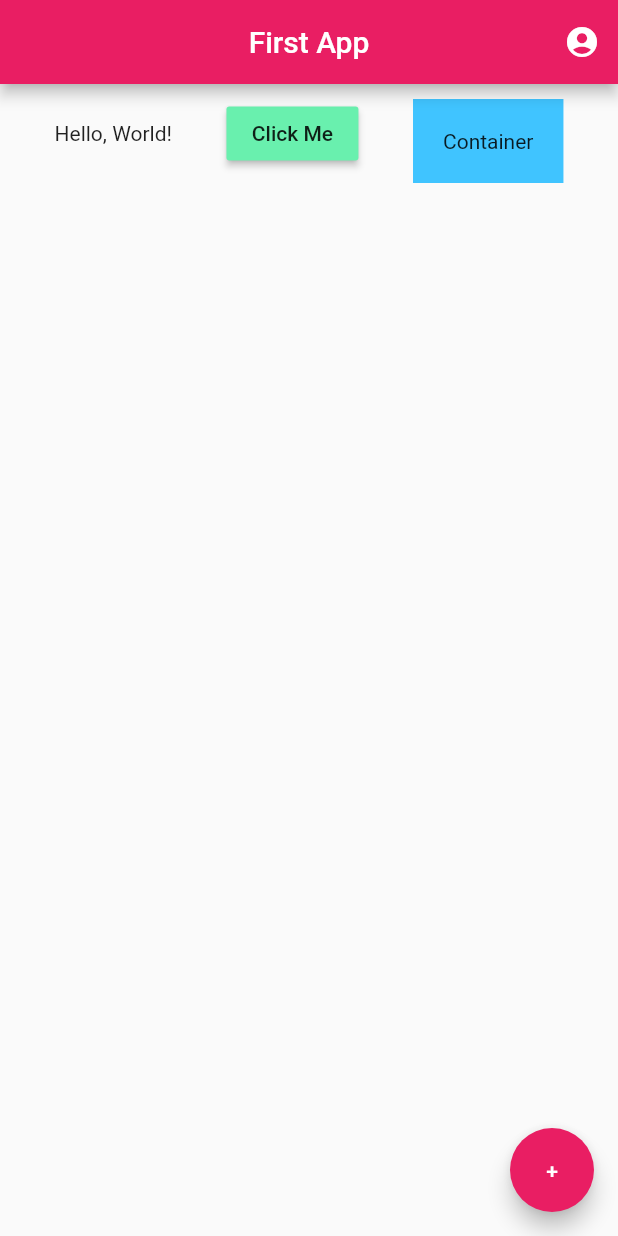
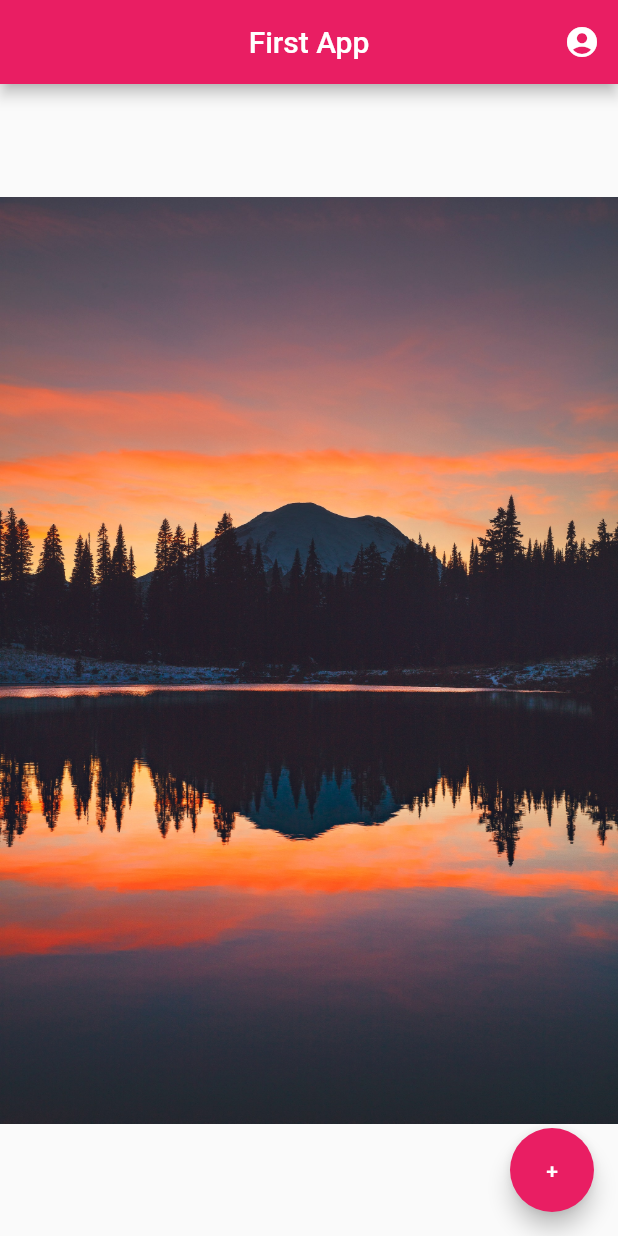
Before and after one commit to dhairyadwivedi/flutter-travel-app, a Flutter app: the screen it shows after launch, on a phone screen of 412 x 824 dp. Run offline on Flutter 3.47's test engine with Material 2 defaults, Android fonts, the phone set to English and light mode, and no system bars.

Commit message:
Revert "Update main.dart"
This reverts commit b7185b93c87b595181a01bc9f9c4b6209b083c99.

```diff
--- a/lib/main.dart
+++ b/lib/main.dart
@@ -21,24 +21,10 @@ class Home extends StatelessWidget {
               onPressed: () {},
             )
           ]),
-      body: Row(
-        mainAxisAlignment: MainAxisAlignment.spaceEvenly,
-        crossAxisAlignment: CrossAxisAlignment.center,
-        children: <Widget>[
-          Text('Hello, World!'),
-          RaisedButton(
-            onPressed: () {},
-            color: Colors.greenAccent,
-            child: Text('Click Me'),
-          ),
-          Container(
-            color: Colors.lightBlueAccent,
-            padding: EdgeInsets.all(20.0),
-            child: Text('Container'),
-            margin: EdgeInsets.fromLTRB(0.0, 10.0, 0.0, 0.0),
-          )
-        ],
-      ),
+      body: Center(
+          child: Image.asset(
+        ("assets/Image.jpg"),
+      )),
       floatingActionButton: FloatingActionButton(
         onPressed: () {},
         child: Text('+'),
```
